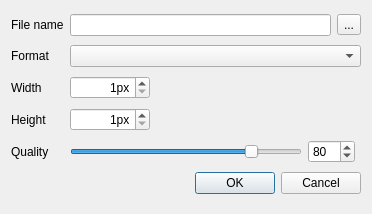
Before: the Qt Designer form src/corelibs/U2Gui/src/util/ui/ExportImageDialog.ui in violethaze74/ugene, drawn with Qt 5.
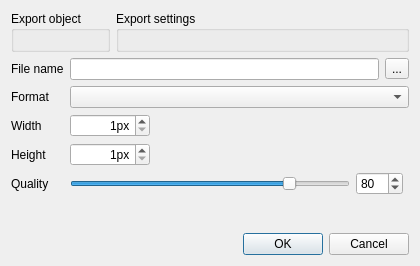
After: the same form once the commit is applied.

Commit message: Export image system (including UGENE-2625, UGENE-2911, UGENE-2928)

Patch:
```diff
--- a/src/corelibs/U2Gui/src/util/ui/ExportImageDialog.ui
+++ b/src/corelibs/U2Gui/src/util/ui/ExportImageDialog.ui
@@ -6,12 +6,12 @@
    <rect>
     <x>0</x>
     <y>0</y>
-    <width>372</width>
-    <height>214</height>
+    <width>420</width>
+    <height>266</height>
    </rect>
   </property>
   <property name="sizePolicy">
-   <sizepolicy hsizetype="Preferred" vsizetype="Preferred">
+   <sizepolicy hsizetype="Expanding" vsizetype="Fixed">
     <horstretch>0</horstretch>
     <verstretch>0</verstretch>
    </sizepolicy>
@@ -26,108 +26,160 @@
    <bool>false</bool>
   </property>
   <layout class="QGridLayout" name="gridLayout">
-   <item row="10" column="0" colspan="4">
+   <item row="6" column="0">
+    <widget class="QLabel" name="heightLabel">
+     <property name="sizePolicy">
+      <sizepolicy hsizetype="Maximum" vsizetype="Preferred">
+       <horstretch>0</horstretch>
+       <verstretch>0</verstretch>
+      </sizepolicy>
+     </property>
+     <property name="text">
+      <string>Height</string>
+     </property>
+    </widget>
+   </item>
+   <item row="7" column="2">
+    <widget class="QSpinBox" name="qualitySpinBox">
+     <property name="maximum">
+      <number>100</number>
+     </property>
+     <property name="value">
+      <number>80</number>
+     </property>
+    </widget>
+   </item>
+   <item row="3" column="0">
+    <widget class="QLabel" name="label">
+     <property name="sizePolicy">
+      <sizepolicy hsizetype="Maximum" vsizetype="Preferred">
+       <horstretch>0</horstretch>
+       <verstretch>0</verstretch>
+      </sizepolicy>
+     </property>
+     <property name="text">
+      <string>File name</string>
+     </property>
+    </widget>
+   </item>
+   <item row="5" column="1">
+    <widget class="QSpinBox" name="widthSpinBox">
+     <property name="sizePolicy">
+      <sizepolicy hsizetype="Fixed" vsizetype="Fixed">
+       <horstretch>0</horstretch>
+       <verstretch>0</verstretch>
+      </sizepolicy>
+     </property>
+     <property name="minimumSize">
+      <size>
+       <width>80</width>
+       <height>0</height>
+      </size>
+     </property>
+     <property name="baseSize">
+      <size>
+       <width>0</width>
+       <height>0</height>
+      </size>
+     </property>
+     <property name="alignment">
+      <set>Qt::AlignRight|Qt::AlignTrailing|Qt::AlignVCenter</set>
+     </property>
+     <property name="suffix">
+      <string>px</string>
+     </property>
+     <property name="minimum">
+      <number>1</number>
+     </property>
+     <property name="maximum">
+      <number>9999</number>
+     </property>
+    </widget>
+   </item>
+   <item row="7" column="0">
+    <widget class="QLabel" name="qualityLabel">
+     <property name="text">
+      <string>Quality</string>
+     </property>
+    </widget>
+   </item>
+   <item row="6" column="1">
+    <widget class="QSpinBox" name="heightSpinBox">
+     <property name="sizePolicy">
+      <sizepolicy hsizetype="Fixed" vsizetype="Fixed">
+       <horstretch>0</horstretch>
+       <verstretch>0</verstretch>
+      </sizepolicy>
+     </property>
+     <property name="minimumSize">
+      <size>
+       <width>80</width>
+       <height>0</height>
+      </size>
+     </property>
+     <property name="baseSize">
+      <size>
+       <width>0</width>
+       <height>0</height>
+      </size>
+     </property>
+     <property name="alignment">
+      <set>Qt::AlignRight|Qt::AlignTrailing|Qt::AlignVCenter</set>
+     </property>
+     <property name="suffix">
+      <string>px</string>
+     </property>
+     <property name="minimum">
+      <number>1</number>
+     </property>
+     <property name="maximum">
+      <number>9999</number>
+     </property>
+    </widget>
+   </item>
+   <item row="4" column="1" colspan="3">
+    <widget class="QComboBox" name="formatsBox">
+     <property name="sizePolicy">
+      <sizepolicy hsizetype="Preferred" vsizetype="Fixed">
+       <horstretch>0</horstretch>
+       <verstretch>0</verstretch>
+      </sizepolicy>
+     </property>
+     <property name="minimumSize">
+      <size>
+       <width>80</width>
+       <height>0</height>
+      </size>
+     </property>
+     <property name="baseSize">
+      <size>
+       <width>0</width>
+       <height>0</height>
+      </size>
+     </property>
+    </widget>
+   </item>
+   <item row="7" column="1">
+    <widget class="QSlider" name="qualityHorizontalSlider">
+     <property name="maximum">
+      <number>100</number>
+     </property>
+     <property name="value">
+      <number>80</number>
+     </property>
+     <property name="orientation">
+      <enum>Qt::Horizontal</enum>
+     </property>
+    </widget>
+   </item>
+   <item row="14" column="0" colspan="4">
     <widget class="QDialogButtonBox" name="buttonBox">
      <property name="standardButtons">
       <set>QDialogButtonBox::Cancel|QDialogButtonBox::Ok</set>
      </property>
     </widget>
    </item>
-   <item row="3" column="1">
-    <widget class="QSpinBox" name="heightSpinBox">
-     <property name="sizePolicy">
-      <sizepolicy hsizetype="Fixed" vsizetype="Fixed">
-       <horstretch>0</horstretch>
-       <verstretch>0</verstretch>
-      </sizepolicy>
-     </property>
-     <property name="minimumSize">
-      <size>
-       <width>80</width>
-       <height>0</height>
-      </size>
-     </property>
-     <property name="baseSize">
-      <size>
-       <width>0</width>
-       <height>0</height>
-      </size>
-     </property>
-     <property name="alignment">
-      <set>Qt::AlignRight|Qt::AlignTrailing|Qt::AlignVCenter</set>
-     </property>
-     <property name="suffix">
-      <string>px</string>
-     </property>
-     <property name="minimum">
-      <number>1</number>
-     </property>
-     <property name="maximum">
-      <number>9999</number>
-     </property>
-    </widget>
-   </item>
-   <item row="2" column="0">
-    <widget class="QLabel" name="widthLabel">
-     <property name="sizePolicy">
-      <sizepolicy hsizetype="Maximum" vsizetype="Preferred">
-       <horstretch>0</horstretch>
-       <verstretch>0</verstretch>
-      </sizepolicy>
-     </property>
-     <property name="text">
-      <string>Width</string>
-     </property>
-    </widget>
-   </item>
-   <item row="2" column="1">
-    <widget class="QSpinBox" name="widthSpinBox">
-     <property name="sizePolicy">
-      <sizepolicy hsizetype="Fixed" vsizetype="Fixed">
-       <horstretch>0</horstretch>
-       <verstretch>0</verstretch>
-      </sizepolicy>
-     </property>
-     <property name="minimumSize">
-      <size>
-       <width>80</width>
-       <height>0</height>
-      </size>
-     </property>
-     <property name="baseSize">
-      <size>
-       <width>0</width>
-       <height>0</height>
-      </size>
-     </property>
-     <property name="alignment">
-      <set>Qt::AlignRight|Qt::AlignTrailing|Qt::AlignVCenter</set>
-     </property>
-     <property name="suffix">
-      <string>px</string>
-     </property>
-     <property name="minimum">
-      <number>1</number>
-     </property>
-     <property name="maximum">
-      <number>9999</number>
-     </property>
-    </widget>
-   </item>
-   <item row="1" column="0">
-    <widget class="QLabel" name="label_4">
-     <property name="sizePolicy">
-      <sizepolicy hsizetype="Maximum" vsizetype="Preferred">
-       <horstretch>0</horstretch>
-       <verstretch>0</verstretch>
-      </sizepolicy>
-     </property>
-     <property name="text">
-      <string>Format</string>
-     </property>
-    </widget>
-   </item>
-   <item row="0" column="1" colspan="3">
+   <item row="3" column="1" colspan="3">
     <layout class="QHBoxLayout" name="horizontalLayout_2">
      <item>
       <widget class="QLineEdit" name="fileNameEdit"/>
@@ -141,89 +193,95 @@
      </item>
     </layout>
    </item>
-   <item row="3" column="0">
-    <widget class="QLabel" name="heightLabel">
-     <property name="sizePolicy">
-      <sizepolicy hsizetype="Maximum" vsizetype="Preferred">
-       <horstretch>0</horstretch>
-       <verstretch>0</verstretch>
-      </sizepolicy>
-     </property>
-     <property name="text">
-      <string>Height</string>
-     </property>
-    </widget>
-   </item>
    <item row="4" column="0">
-    <widget class="QLabel" name="qualityLabel">
+    <widget class="QLabel" name="label_4">
+     <property name="sizePolicy">
+      <sizepolicy hsizetype="Maximum" vsizetype="Preferred">
+       <horstretch>0</horstretch>
+       <verstretch>0</verstretch>
+      </sizepolicy>
+     </property>
      <property name="text">
-      <string>Quality</string>
+      <string>Format</string>
      </property>
     </widget>
    </item>
-   <item row="4" column="2">
-    <widget class="QSpinBox" name="qualitySpinBox">
-     <property name="maximum">
-      <number>100</number>
+   <item row="5" column="0">
+    <widget class="QLabel" name="widthLabel">
+     <property name="sizePolicy">
+      <sizepolicy hsizetype="Maximum" vsizetype="Preferred">
+       <horstretch>0</horstretch>
+       <verstretch>0</verstretch>
+      </sizepolicy>
      </property>
-     <property name="value">
-      <number>80</number>
+     <property name="text">
+      <string>Width</string>
      </property>
     </widget>
    </item>
-   <item row="4" column="1">
-    <widget class="QSlider" name="qualityHorizontalSlider">
-     <property name="maximum">
-      <number>100</number>
-     </property>
-     <property name="value">
-      <number>80</number>
-     </property>
+   <item row="8" column="0" colspan="3">
+    <spacer name="verticalSpacer">
      <property name="orientation">
-      <enum>Qt::Horizontal</enum>
+      <enum>Qt::Vertical</enum>
      </property>
-    </widget>
-   </item>
-   <item row="0" column="0">
-    <widget class="QLabel" name="label">
-     <property name="sizePolicy">
-      <sizepolicy hsizetype="Maximum" vsizetype="Preferred">
-       <horstretch>0</horstretch>
-       <verstretch>0</verstretch>
-      </sizepolicy>
-     </property>
-     <property name="text">
-      <string>File name</string>
-     </property>
-    </widget>
-   </item>
-   <item row="1" column="1" colspan="3">
-    <widget class="QComboBox" name="formatsBox">
-     <property name="sizePolicy">
-      <sizepolicy hsizetype="Preferred" vsizetype="Fixed">
-       <horstretch>0</horstretch>
-       <verstretch>0</verstretch>
-      </sizepolicy>
-     </property>
-     <property name="minimumSize">
+     <property name="sizeHint" stdset="0">
       <size>
-       <width>80</width>
-       <height>0</height>
+       <width>20</width>
+       <height>30</height>
       </size>
      </property>
-     <property name="baseSize">
-      <size>
-       <width>0</width>
-       <height>0</height>
-      </size>
-     </property>
-    </widget>
+    </spacer>
    </item>
-   <item row="9" column="0" colspan="3">
-    <layout class="QVBoxLayout" name="additionalLayout">
-     <property name="topMargin">
-      <number>0</number>
-     </property>
+   <item row="2" column="0" colspan="4">
+    <layout class="QHBoxLayout" name="horizontalLayout">
+     <item>
+      <widget class="QGroupBox" name="exportObjectGroupBox">
+       <property name="sizePolicy">
+        <sizepolicy hsizetype="Maximum" vsizetype="Preferred">
+         <horstretch>0</horstretch>
+         <verstretch>0</verstretch>
+        </sizepolicy>
+       </property>
+       <property name="title">
+        <string>Export object</string>
+       </property>
+       <layout class="QVBoxLayout" name="verticalLayout">
+        <item>
+         <layout class="QVBoxLayout" name="exportersDescriptorsLayout"/>
+        </item>
+       </layout>
+      </widget>
+     </item>
+     <item>
+      <widget class="QGroupBox" name="settingsGroupBox">
+       <property name="sizePolicy">
+        <sizepolicy hsizetype="Expanding" vsizetype="Preferred">
+         <horstretch>0</horstretch>
+         <verstretch>0</verstretch>
+        </sizepolicy>
+       </property>
+       <property name="title">
+        <string>Export settings</string>
+       </property>
+       <layout class="QVBoxLayout" name="verticalLayout_2">
+        <property name="leftMargin">
+         <number>0</number>
+        </property>
+        <property name="topMargin">
+         <number>0</number>
+        </property>
+        <property name="rightMargin">
+         <number>0</number>
+        </property>
+        <property name="bottomMargin">
+         <number>0</number>
+        </property>
+        <item>
+         <layout class="QVBoxLayout" name="exporterSettingsLayout"/>
+        </item>
+       </layout>
+      </widget>
+     </item>
     </layout>
    </item>
   </layout>
```
Left out of the diff: 8 changed lines with no effect on the pictures. The commit also changes 34 other files.
